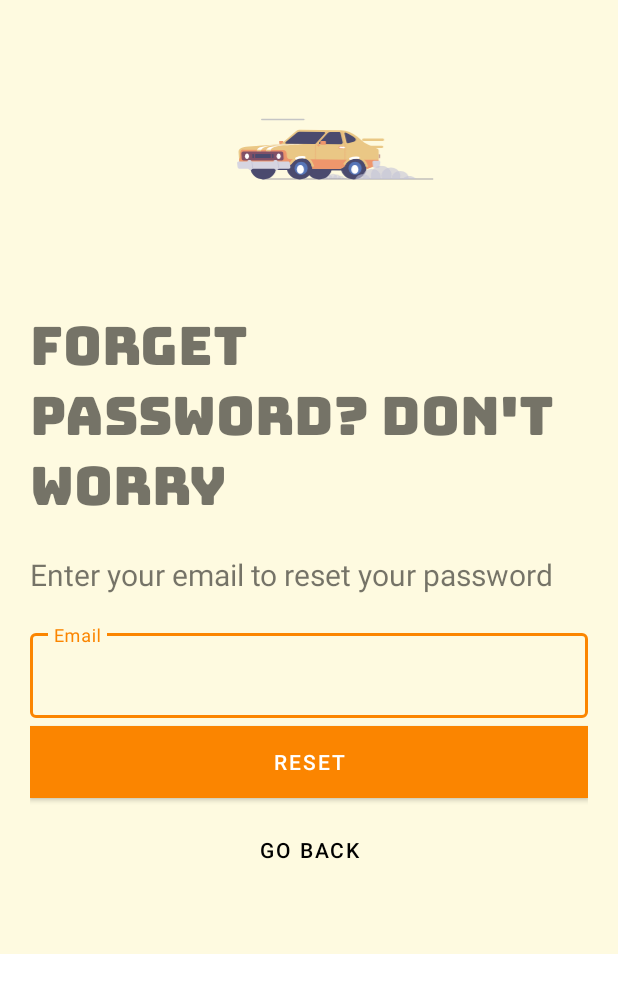
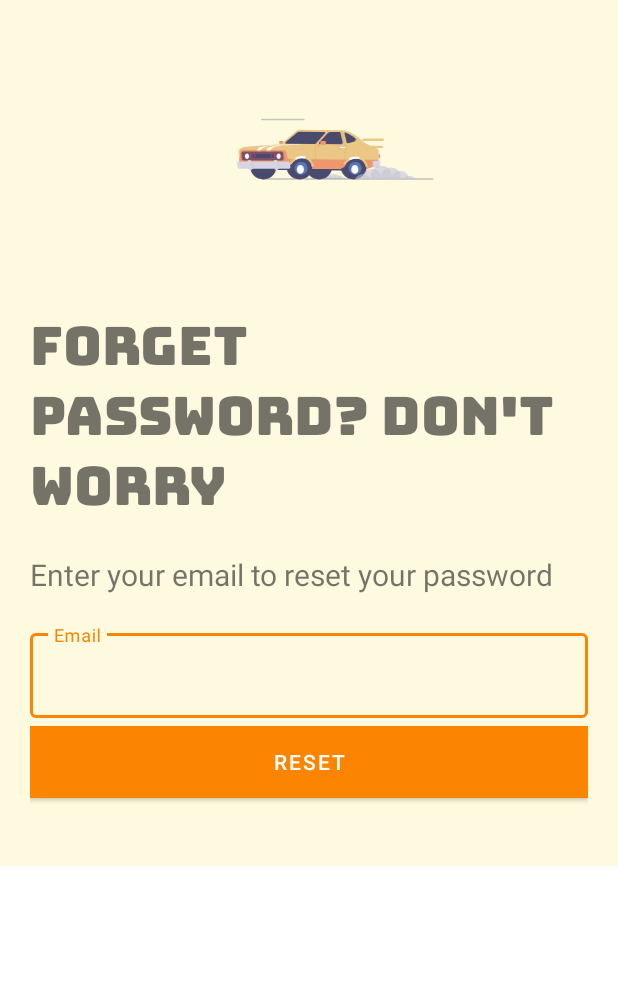
Before and after one commit to xkhaliil/RentHub, an Android app: the ForgetPasswordActivity screen opened directly, with no data from a screen before it, on a phone screen of 412 x 824 dp. Shown: the top 993 px of the screen. Run offline under Robolectric (Android 15) with nearby library versions, the phone set to English and light mode, and no system bars; Roboto replaces fonts that are not available here; 1 statement that could not run was skipped.

```diff
--- a/app/src/main/java/com/example/renthub/Views/ForgetPasswordActivity.java
+++ b/app/src/main/java/com/example/renthub/Views/ForgetPasswordActivity.java
@@ -29,7 +29,7 @@ public class ForgetPasswordActivity extends AppCompatActivity {
         enteremail = findViewById(R.id.enteremailtext);
         email = findViewById(R.id.emailverification);
         reset = findViewById(R.id.reset);
-        back = findViewById(R.id.goback);
+
 
         back.setOnClickListener(new android.view.View.OnClickListener() {
             @Override
--- a/app/src/main/res/layout/activity_forget_password.xml
+++ b/app/src/main/res/layout/activity_forget_password.xml
@@ -71,17 +71,7 @@
                 android:layout_marginBottom="5dp"
                 android:transitionName="button2_img"
                 />
-            <Button
-                android:id="@+id/goback"
-                android:layout_width="match_parent"
-                android:layout_height="wrap_content"
-                android:background="#00000000"
-                android:text="Go back"
-                android:textColor="@color/black"
-                android:layout_marginTop="5dp"
-                android:layout_marginBottom="5dp"
-                android:transitionName="button3_img"
-                />
+
         </LinearLayout>
 
     </LinearLayout>
```
Also changed, not shown: app/src/main/java/com/example/renthub/Views/AccountActivity.java (+16 -7 lines), app/src/main/java/com/example/renthub/Views/SignupActivity.java (+25 -24 lines).
